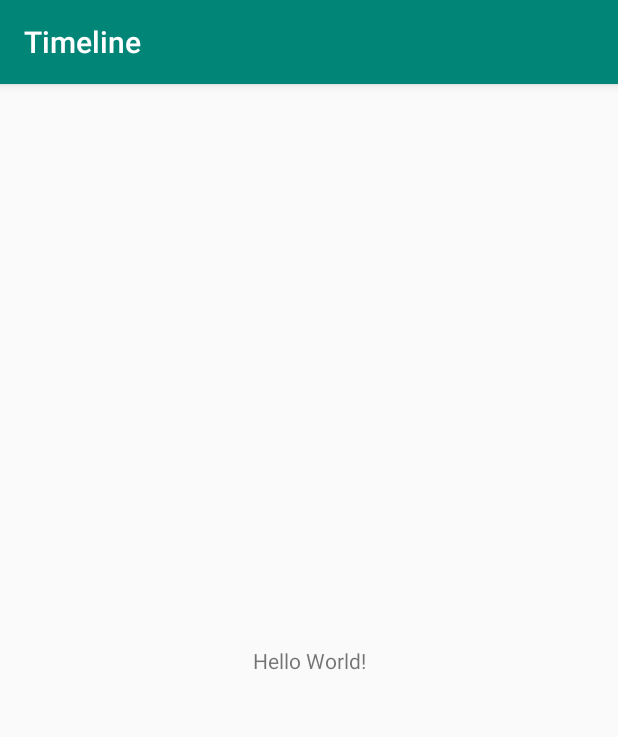
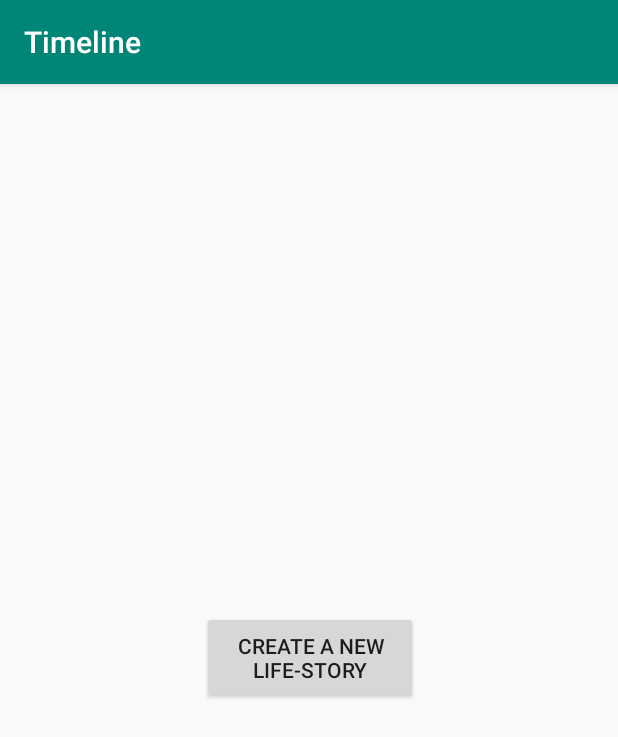
Before and after one commit to FatemaBader/Timeline, an Android app: the screen it shows after launch (MainActivity), on a phone screen of 412 x 824 dp. Shown: the top 737 px of the screen. Run offline under Robolectric (Android 15) with nearby library versions, the phone set to English and light mode, and no system bars.

Commit message:
Create lifestory button

```diff
--- a/app/src/main/res/layout/activity_main.xml
+++ b/app/src/main/res/layout/activity_main.xml
@@ -6,13 +6,17 @@
     android:layout_height="match_parent"
     tools:context=".MainActivity">
 
-    <TextView
-        android:layout_width="wrap_content"
-        android:layout_height="wrap_content"
-        android:text="Hello World!"
+    <Button
+        android:id="@+id/button"
+        android:layout_width="144dp"
+        android:layout_height="62dp"
+        android:text="CREATE A NEW LIFE-STORY"
         app:layout_constraintBottom_toBottomOf="parent"
+        app:layout_constraintHorizontal_bias="0.502"
         app:layout_constraintLeft_toLeftOf="parent"
         app:layout_constraintRight_toRightOf="parent"
-        app:layout_constraintTop_toTopOf="parent" />
+        app:layout_constraintTop_toTopOf="parent"
+        app:layout_constraintVertical_bias="0.498" />
+
 
 </android.support.constraint.ConstraintLayout>
```
